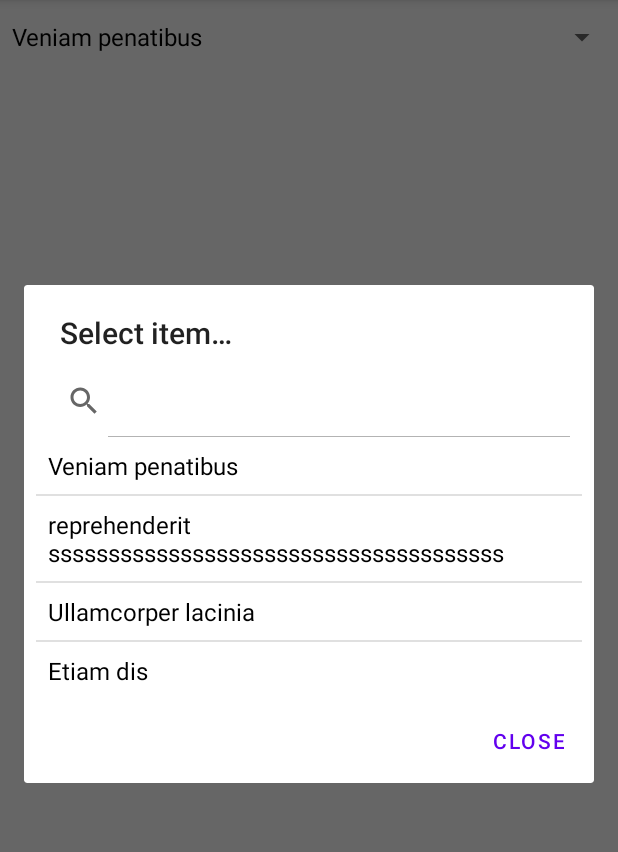
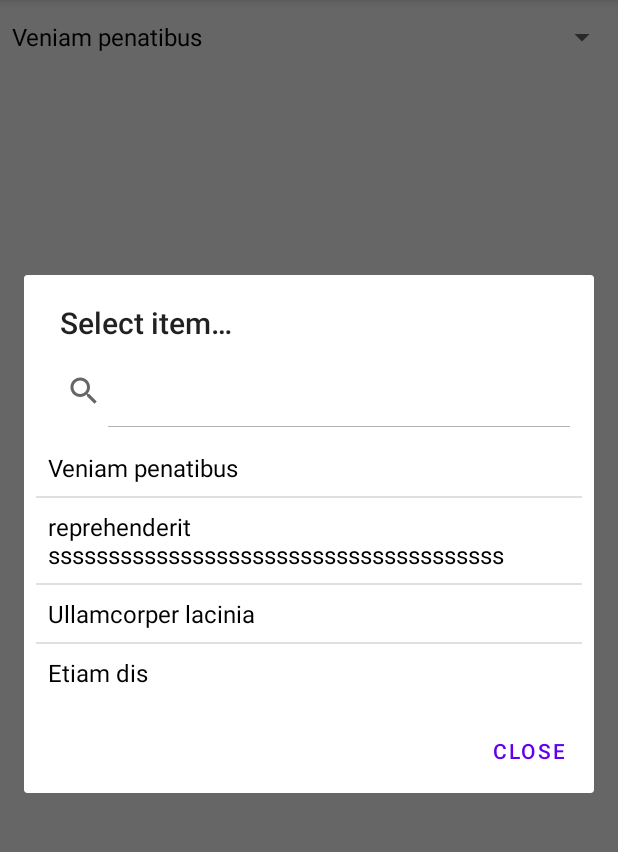
Before and after one commit to vidheyMB/SearchSpinner, an Android app: the screen it shows after launch (MainActivity), after a tap on "Veniam penatibus", on a phone screen of 412 x 824 dp, the part 84-936 px from its top. Run offline under Robolectric (Android 15) with nearby library versions, the phone set to English and light mode, and no system bars.

Commit message:
issue fix

```diff
--- a/SearchSpinner/src/main/res/layout/dialog_layout.xml
+++ b/SearchSpinner/src/main/res/layout/dialog_layout.xml
@@ -18,5 +18,7 @@
     <ListView
         android:id="@+id/listView"
         android:layout_width="match_parent"
-        android:layout_height="wrap_content"/>
+        android:layout_height="wrap_content"
+        android:layout_marginTop="8dp"
+        android:layout_marginBottom="5dp"/>
 </LinearLayout>
```
